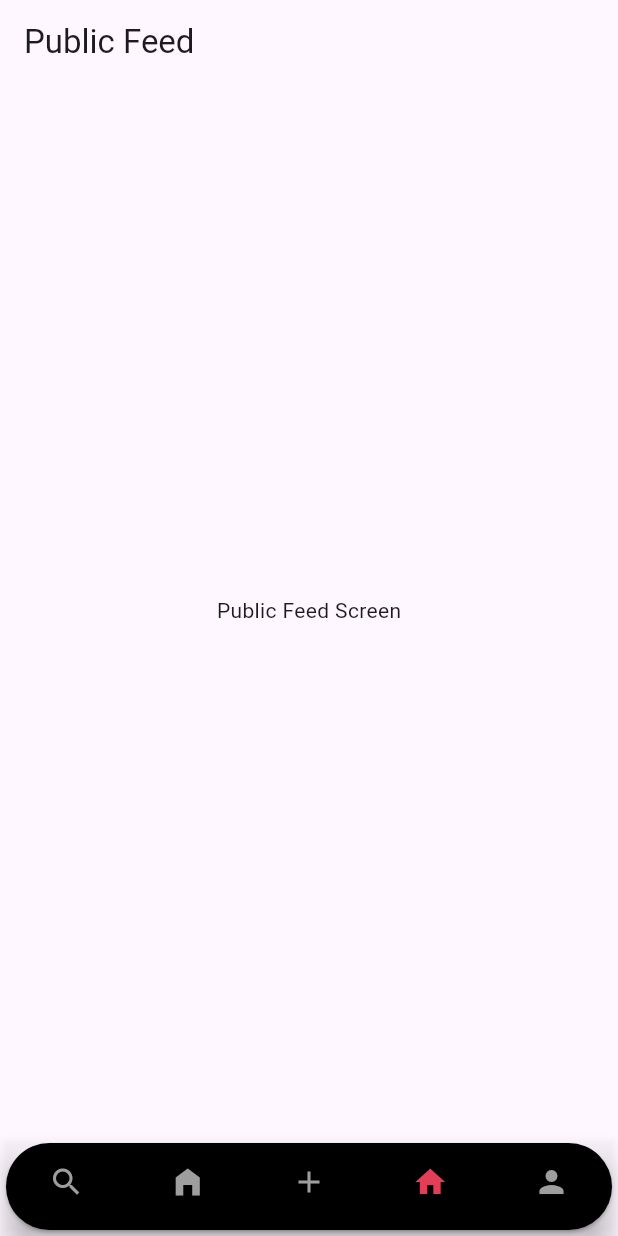
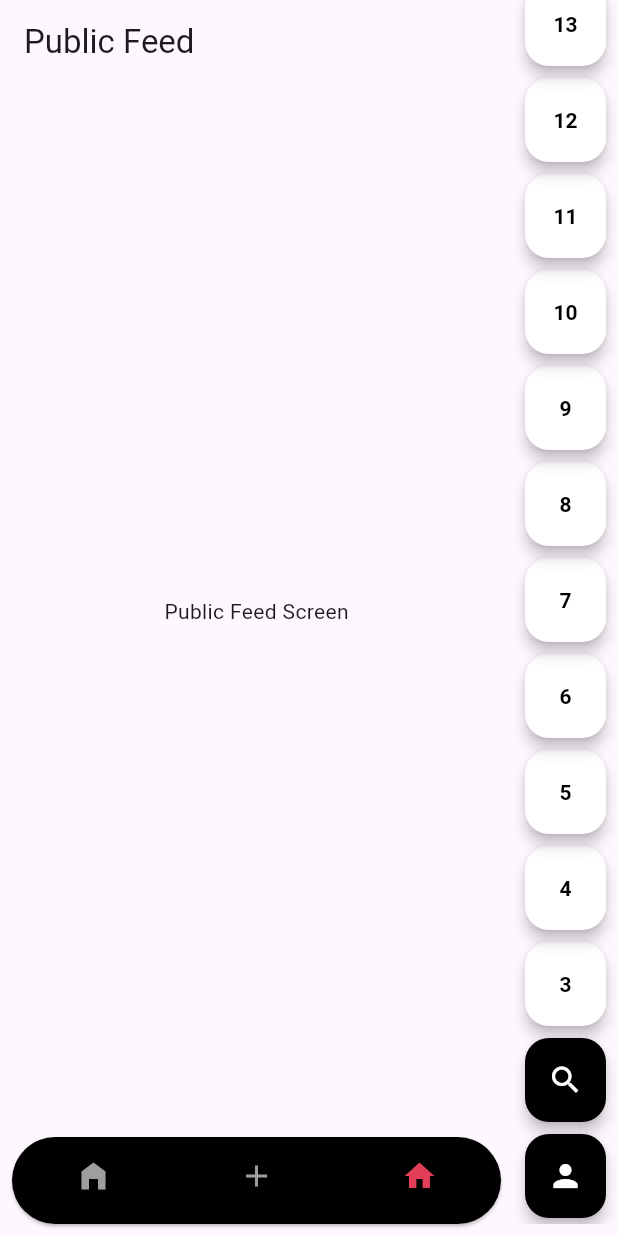
Before and after one commit to LeaveItToBeaver/Herd, a Flutter app: the screen it shows once a user with an empty profile is signed in, on a phone screen of 412 x 824 dp. Run offline on Flutter 3.47's test engine with Material 3 defaults, Android fonts, the phone set to English and light mode, and no system bars; our stand-ins replace cached_network_image, cloud_firestore, firebase_auth, firebase_core, firebase_storage, flutter_riverpod and 5 more; missing offline and left inert: firebase_app_check; accounts and stored records are empty; generated files the repository leaves out were written again.

Commit message:
Refactor: Enhance navigation and UI with global overlay manager and floating buttons
This commit refactors the navigation system and UI layout to improve the user experience
.

Key changes:

-   **Global Overlay Manager:** Introduced `GlobalOverlayManager` to handle bottom navigation and side bubble overlays across the app.
-   **Side Bubbles Overlay:** Implemented `SideBubblesOverlay` to display a vertical list of floating action buttons for quick actions.
-

**Bottom Nav Overlay:** Created `BottomNavOverlay` to render the bottom navigation bar as an overlay.
-   **Navigation Restructuring:**
    -   Removed `search` and `profile` from the bottom navigation.
    -   Added floating buttons to the global overlay for search and profile.
    -   Migrated bottom nav bar to the global overlay system.
    -   Updated `profile` and `post` routes to use `rootNavigatorKey` for proper back navigation.
    -   Removed the use of `NoTransitionPage` for most routes.
-   **Profile Screen:**

-   Improved profile loading and error handling.
-   **Post Widget:**
    -   Changed the onTap of post to push instead of go to keep the history.
-   **Search Users:**
    -   Improved user search logic by searching with both lower and capitalized casing.
    -   Added the ability to show search results with capitalization in them.
-   **Profile Button:**
    - Added profile button to access your own profile with the id.
-   **Search Button:**
    - Added search button that takes the user to the search screen.
-   **Misc:**
    -   Minor improvements and fixes to code logic and structure.

```diff
--- a/lib/core/utils/enums/bottom_nav_item.dart
+++ b/lib/core/utils/enums/bottom_nav_item.dart
@@ -1,33 +1,25 @@
 import 'package:flutter/material.dart';
 
 enum BottomNavItem {
-  search,
   privateFeed,
   create,
   publicFeed,
-  profile,
 }
 
 final bottomNavItems = [
-  BottomNavItem.search,
   BottomNavItem.privateFeed,
   BottomNavItem.create,
   BottomNavItem.publicFeed,
-  BottomNavItem.profile,
 ];
 
 final bottomNavIcons = {
-  BottomNavItem.search: Icons.search,
   BottomNavItem.privateFeed: Icons.home_filled,
   BottomNavItem.create: Icons.add,
   BottomNavItem.publicFeed: Icons.home,
-  BottomNavItem.profile: Icons.person,
 };
 
 final bottomNavRoutes = {
-  BottomNavItem.search: 'search',
   BottomNavItem.privateFeed: 'privateFeed',
   BottomNavItem.create: 'create',
   BottomNavItem.publicFeed: 'publicFeed',
-  BottomNavItem.profile: 'profile',
 };
--- a/lib/core/utils/router.dart
+++ b/lib/core/utils/router.dart
@@ -4,14 +4,18 @@ import 'package:flutter_riverpod/flutter_riverpod.dart';
 import 'package:go_router/go_router.dart';
 import 'package:herdapp/core/barrels/screens.dart';
 import 'package:herdapp/core/barrels/providers.dart';
-import '../../features/navigation/view/providers/bottom_nav_bar_provider.dart';
+import '../../features/floating_buttons/views/widgets/global_overlay_manager.dart';
 import '../../features/user/data/models/user_model.dart';
-import 'enums/bottom_nav_item.dart';
 
 final goRouterProvider = Provider<GoRouter>((ref) {
   final user = ref.watch(authProvider);
 
+  // Create a key for the navigator inside ShellRoute
+  final rootNavigatorKey = GlobalKey<NavigatorState>();
+  final shellNavigatorKey = GlobalKey<NavigatorState>();
+
   return GoRouter(
+    navigatorKey: rootNavigatorKey,
     initialLocation: '/',
     debugLogDiagnostics: true,
     redirect: (context, state) {
@@ -45,6 +49,7 @@ final goRouterProvider = Provider<GoRouter>((ref) {
       // Allow all other navigation
       return null;
     },
+
     routes: [
       GoRoute(
         path: '/',
@@ -52,17 +57,23 @@ final goRouterProvider = Provider<GoRouter>((ref) {
       ),
       GoRoute(
         path: '/splash',
-        pageBuilder: (context, state) => const NoTransitionPage(child: SplashScreen()),
+        pageBuilder: (context, state) =>
+            const NoTransitionPage(child: SplashScreen()),
       ),
       GoRoute(
         path: '/login',
-        pageBuilder: (context, state) => const NoTransitionPage(child: LoginScreen()),
+        pageBuilder: (context, state) =>
+            const NoTransitionPage(child: LoginScreen()),
       ),
       GoRoute(
         path: '/signup',
-        pageBuilder: (context, state) => const NoTransitionPage(child: SignUpScreen()),
+        pageBuilder: (context, state) =>
+            const NoTransitionPage(child: SignUpScreen()),
       ),
+
+      // Main Shell Route with Bottom Navigation Bar
       ShellRoute(
+        navigatorKey: shellNavigatorKey,
         builder: (context, state, child) {
           return _TabScaffold(child: child);
         },
@@ -95,9 +106,15 @@ final goRouterProvider = Provider<GoRouter>((ref) {
               child: PublicFeedScreen(),
             ),
           ),
+        ],
+      ),
+
+      // Routes that appear OUTSIDE the shell (will have back button)
       GoRoute(
         path: '/profile/:id',
         name: 'profile',
+        parentNavigatorKey: rootNavigatorKey,
+        // This is key for proper back navigation
         pageBuilder: (context, state) {
           // Get current user ID from auth
           final currentUserId = ref.read(authProvider)?.uid;
@@ -120,18 +137,32 @@ final goRouterProvider = Provider<GoRouter>((ref) {
           }
 
           return NoTransitionPage(
+            child: GlobalOverlayManager(
+              showBottomNav: true,
+              showSideBubbles: true,
+              child: Scaffold(
+                body: SafeArea(
                   child: ProfileScreen(userId: userId),
+                ),
+              ),
+            ),
           );
         },
       ),
+
       GoRoute(
         path: '/editProfile',
         name: 'editProfile',
+        parentNavigatorKey: rootNavigatorKey, // Use root navigator
         pageBuilder: (context, state) {
           final user = state.extra as UserModel?;
           if (user == null) {
             return const NoTransitionPage(
+              child: Scaffold(
+                body: Center(
                   child: Text('There was an error'),
+                ),
+              ),
             );
           }
           return NoTransitionPage(
@@ -139,12 +170,11 @@ final goRouterProvider = Provider<GoRouter>((ref) {
           );
         },
       ),
+
       GoRoute(
         path: '/post/:id',
-            builder: (context, state) {
-              final postId = state.pathParameters['id']!;
-              return PostScreen(postId: postId);
-            },
+        name: 'post',
+        parentNavigatorKey: rootNavigatorKey, // Use root navigator
         pageBuilder: (context, state) {
           final postId = state.pathParameters['id']!;
           return MaterialPage(
@@ -153,12 +183,10 @@ final goRouterProvider = Provider<GoRouter>((ref) {
           );
         },
       ),
-
-        ],
-      ),
     ],
   );
 });
+
 
 
 class _TabScaffold extends ConsumerWidget {
@@ -168,62 +196,11 @@ class _TabScaffold extends ConsumerWidget {
 
   @override
   Widget build(BuildContext context, WidgetRef ref) {
-    final currentItem = ref.watch(bottomNavProvider);
-
-    void onItemTapped(int index) async {
-      final selectedItem = BottomNavItem.values[index];
-      ref.read(bottomNavProvider.notifier).state = selectedItem;
-
-      if (selectedItem == BottomNavItem.profile) {
-        // Get the current user ID for profile navigation
-        final currentUser = ref.read(authProvider);
-        if (currentUser?.uid != null) {
-          context.goNamed(
-            'profile',
-            pathParameters: {'id': currentUser!.uid},
-          );
-        } else {
-          // Handle the case where we don't have a user ID
-          if (kDebugMode) {
-            print('No user ID available for profile navigation');
-          }
-          // Optionally show an error message or redirect
-          context.go('/login');
-        }
-      } else {
-        // Regular navigation for other items
-        final routeName = bottomNavRoutes[selectedItem];
-        if (routeName != null) {
-          context.goNamed(routeName);
-        }
-      }
-    }
-
     return Scaffold(
-      body: child,
-      bottomNavigationBar: Card(
-        color: Colors.black,
-        shape: RoundedRectangleBorder(
-          borderRadius: BorderRadius.circular(30),
-        ),
-        child: BottomNavigationBar(
-          enableFeedback: true,
-          type: BottomNavigationBarType.fixed,
-          backgroundColor: Colors.transparent,
-          showSelectedLabels: false,
-          showUnselectedLabels: false,
-          selectedItemColor: const Color.fromARGB(255, 226, 62, 87),
-          unselectedItemColor: Colors.grey,
-          items: BottomNavItem.values.map((item) {
-            return BottomNavigationBarItem(
-              icon: Icon(bottomNavIcons[item]),
-              label: item.name,
-              backgroundColor: const Color.fromARGB(255, 226, 62, 87),
-            );
-          }).toList(),
-          currentIndex: BottomNavItem.values.indexOf(currentItem),
-          onTap: onItemTapped,
-        ),
+      body: GlobalOverlayManager(
+        showBottomNav: true,
+        showSideBubbles: true,
+        child: child,
       ),
     );
   }
--- /dev/null
+++ b/lib/features/floating_buttons/views/widgets/global_overlay_manager.dart
@@ -0,0 +1,200 @@
+// First, let's create a GlobalOverlayManager class to manage the overlays
+import 'package:flutter/material.dart';
+import 'package:flutter_riverpod/flutter_riverpod.dart';
+import 'package:go_router/go_router.dart';
+
+import '../../../../core/utils/enums/bottom_nav_item.dart';
+import '../../../auth/view/providers/auth_provider.dart';
+import '../../../navigation/view/providers/bottom_nav_bar_provider.dart';
+
+class GlobalOverlayManager extends StatelessWidget {
+  final Widget child;
+  final bool showBottomNav;
+  final bool showSideBubbles;
+
+  const GlobalOverlayManager({
+    Key? key,
+    required this.child,
+    this.showBottomNav = true,
+    this.showSideBubbles = true,
+  }) : super(key: key);
+
+  @override
+  Widget build(BuildContext context) {
+    return Stack(
+      children: [
+        // Main content with padding to account for overlays
+        Padding(
+          padding: EdgeInsets.only(
+            right: showSideBubbles ? 70 : 0,
+            bottom: showBottomNav ? 65 : 0,
+          ),
+          child: child,
+        ),
+
+        // Bottom Navigation Overlay
+        if (showBottomNav)
+          const Positioned(
+            left: 0,
+            right: 70, // Space for side bubbles
+            bottom: 0,
+            child: BottomNavOverlay(),
+          ),
+
+        // Side Bubbles Overlay
+        if (showSideBubbles)
+          const Positioned(
+            right: 0,
+            top: 0,
+            bottom: 8,
+            width: 70,
+            child: SideBubblesOverlay(),
+          ),
+      ],
+    );
+  }
+}
+
+// Bottom Navigation Bar Overlay
+class BottomNavOverlay extends ConsumerWidget {
+  const BottomNavOverlay({Key? key}) : super(key: key);
+
+  @override
+  Widget build(BuildContext context, WidgetRef ref) {
+    final currentItem = ref.watch(bottomNavProvider);
+
+    void onItemTapped(int index) {
+      final selectedItem = BottomNavItem.values[index];
+      ref.read(bottomNavProvider.notifier).state = selectedItem;
+
+      final routeName = bottomNavRoutes[selectedItem];
+      if (routeName != null) {
+        context.goNamed(routeName);
+      }
+    }
+
+    return Container(
+      child: Card(
+        color: Colors.black,
+        margin: const EdgeInsets.all(8),
+        shape: RoundedRectangleBorder(
+          borderRadius: BorderRadius.circular(30),
+        ),
+        child: BottomNavigationBar(
+          enableFeedback: true,
+          backgroundColor: Colors.transparent,
+          showSelectedLabels: false,
+          showUnselectedLabels: false,
+          selectedItemColor: const Color.fromARGB(255, 226, 62, 87),
+          unselectedItemColor: Colors.grey,
+          type: BottomNavigationBarType.fixed,
+          elevation: 0,
+          items: BottomNavItem.values.map((item) {
+            return BottomNavigationBarItem(
+              icon: Icon(bottomNavIcons[item]),
+              label: item.name,
+              backgroundColor: const Color.fromARGB(255, 226, 62, 87),
+            );
+          }).toList(),
+          currentIndex: BottomNavItem.values.indexOf(currentItem),
+          onTap: onItemTapped,
+        ),
+      ),
+    );
+  }
+}
+
+// Side Bubbles Overlay
+class SideBubblesOverlay extends ConsumerWidget {
+  const SideBubblesOverlay({Key? key}) : super(key: key);
+
+  @override
+  Widget build(BuildContext context, WidgetRef ref) {
+    // Generate sample data for bubbles
+    // In your real app, this would come from your data source
+    final List<Widget> bubbles = List.generate(50, (index) {
+
+      final reversedIndex = 9 - index;
+      // Create regular bubbles for all but the last two
+      if (reversedIndex < 8) {
+        return Padding(
+          padding: const EdgeInsets.symmetric(vertical: 4.0, horizontal: 8.0),
+          child: FloatingActionButton(
+            heroTag: "bubble$index",
+            backgroundColor: Colors.white,
+            mini: false,
+            elevation: 4,
+            onPressed: () {
+              // Navigate to community or open chat
+            },
+            child: Text(
+              "${index + 1}",
+              style: TextStyle(color: Colors.black, fontWeight: FontWeight.bold),
+            ),
+          ),
+        );
+      }
+      // Search button (second to last)
+      else if (reversedIndex == 8) {
+        return Padding(
+          padding: const EdgeInsets.symmetric(vertical: 4.0, horizontal: 8.0),
+          child: FloatingActionButton(
+            heroTag: "search",
+            backgroundColor: Colors.black,
+            mini: false,
+            elevation: 4,
+            onPressed: () {
+              context.pushNamed('search');
+            },
+            child: const Icon(
+              Icons.search,
+              color: Colors.white,
+            ),
+          ),
+        );
+      }
+      // Profile button (last)
+      else {
+        return Padding(
+          padding: const EdgeInsets.symmetric(vertical: 4.0, horizontal: 8.0),
+          child: FloatingActionButton(
+            heroTag: "profile",
+            backgroundColor: Colors.black,
+            mini: false,
+            elevation: 4,
+            onPressed: () {
+              final currentUser = ref.read(authProvider);
+              if (currentUser?.uid != null) {
+                context.pushNamed(
+                  'profile',
+                  pathParameters: {'id': currentUser!.uid},
+                );
+              } else {
+                context.go("/login");
+              }
+            },
+            child: const Icon(
+              Icons.person,
+              color: Colors.white,
+            ),
+          ),
+        );
+      }
+    });
+
+    return Container(
+      color: Colors.transparent,
+      child: Column(
+        children: [
+          Expanded(
+            child: ListView(
+              padding: EdgeInsets.only(top: 80), // Add padding at top for status bar
+              reverse: true, // Build from bottom up
+              children: bubbles,
+            ),
+          ),
+        ],
+      ),
+    );
+  }
+}
--- a/lib/features/post/view/widgets/post_widget.dart
+++ b/lib/features/post/view/widgets/post_widget.dart
@@ -25,7 +25,7 @@ class _PostWidgetState extends ConsumerState<PostWidget> {
     final isDislikedAsyncValue = ref.watch(isPostDislikedByUserProvider(widget.post.id));
 
     return GestureDetector(
-      onTap: () => context.go('/post/${widget.post.id}'),
+      onTap: () => context.pushNamed('/post/${widget.post.id}'),
       child: Card(
         elevation: 5,
         margin: const EdgeInsets.symmetric(vertical: 8, horizontal: 12),
@@ -99,7 +99,7 @@ class _PostWidgetState extends ConsumerState<PostWidget> {
     return Row(
       children: [
         GestureDetector(
-          onTap: () => context.go('/profile/$authorId'),
+          onTap: () => context.pushNamed('/profile/$authorId'),
           child: CircleAvatar(
             radius: 25,
             backgroundImage: user.profileImageURL != null
@@ -110,7 +110,7 @@ class _PostWidgetState extends ConsumerState<PostWidget> {
         ),
         const SizedBox(width: 10),
         GestureDetector(
-          onTap: () => context.go('/profile/$authorId'),
+          onTap: () => context.pushNamed('/profile/$authorId'),
           child: Column(
             crossAxisAlignment: CrossAxisAlignment.start,
             children: [
--- a/lib/main.dart
+++ b/lib/main.dart
@@ -33,6 +33,9 @@ class MyApp extends ConsumerWidget {
 
     return MaterialApp.router(
       routerConfig: goRouter,
+      // builder: (BuildContext context, Widget? child) {
+      //   return AppScaffold(child: child!);
+      // },
       title: 'App with Tab Navigator',
       theme: ThemeData(
         primarySwatch: Colors.blue,
```
Also changed, not shown: lib/features/floating_buttons/views/widgets/app_content_wrapper.dart (added, +168 -0 lines), lib/features/navigation/view/screens/nav_screen.dart (+53 -17 lines), lib/features/user/data/repositories/user_repository.dart (+32 -6 lines), lib/features/user/view/screens/profile_screen.dart (+2 -23 lines). Lines whose indentation alone changed are shown as unchanged.
